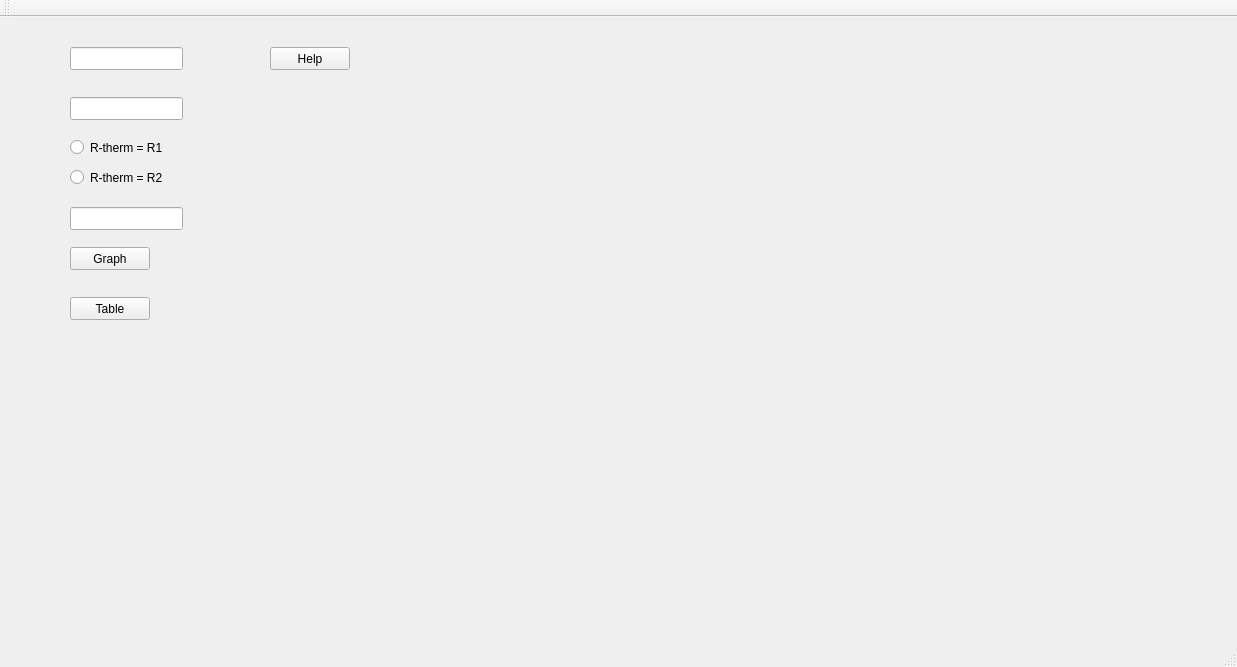
javimgit1224/254project, file mainwindow.ui: the form before one commit.
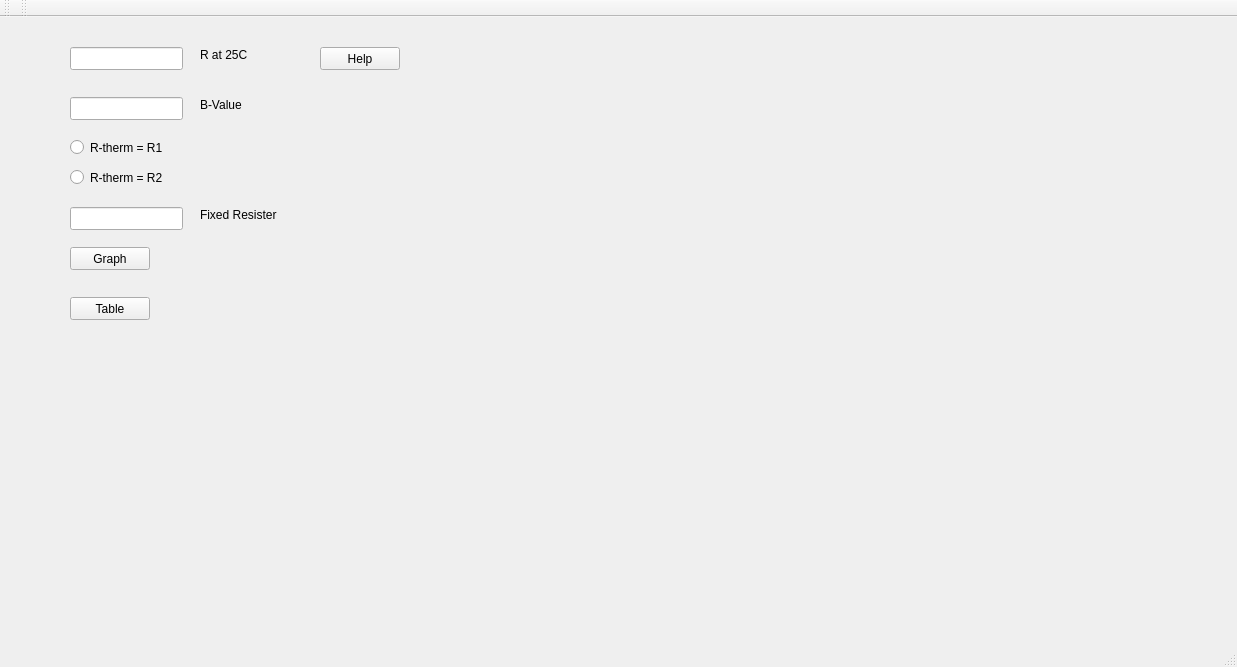
The form after the commit.

What changed in the file:
```diff
--- a/mainwindow.ui
+++ b/mainwindow.ui
@@ -99,7 +99,7 @@
    <widget class="QPushButton" name="pushButton_3">
     <property name="geometry">
      <rect>
-      <x>270</x>
+      <x>320</x>
       <y>30</y>
       <width>80</width>
       <height>23</height>
@@ -109,6 +109,58 @@
      <string>Help</string>
     </property>
    </widget>
+   <widget class="QLabel" name="label">
+    <property name="geometry">
+     <rect>
+      <x>200</x>
+      <y>30</y>
+      <width>59</width>
+      <height>15</height>
+     </rect>
+    </property>
+    <property name="text">
+     <string>R at 25C</string>
+    </property>
+   </widget>
+   <widget class="QLabel" name="label_2">
+    <property name="geometry">
+     <rect>
+      <x>200</x>
+      <y>80</y>
+      <width>59</width>
+      <height>15</height>
+     </rect>
+    </property>
+    <property name="text">
+     <string>B-Value</string>
+    </property>
+   </widget>
+   <widget class="QLabel" name="label_3">
+    <property name="geometry">
+     <rect>
+      <x>200</x>
+      <y>190</y>
+      <width>91</width>
+      <height>16</height>
+     </rect>
+    </property>
+    <property name="text">
+     <string>Fixed Resister</string>
+    </property>
+   </widget>
+   <widget class="QLabel" name="label_4">
+    <property name="geometry">
+     <rect>
+      <x>650</x>
+      <y>70</y>
+      <width>511</width>
+      <height>441</height>
+     </rect>
+    </property>
+    <property name="text">
+     <string/>
+    </property>
+   </widget>
   </widget>
   <widget class="QMenuBar" name="menuBar">
    <property name="geometry">
@@ -129,6 +181,17 @@
    </attribute>
   </widget>
   <widget class="QStatusBar" name="statusBar"/>
+  <widget class="QToolBar" name="toolBar">
+   <property name="windowTitle">
+    <string>toolBar</string>
+   </property>
+   <attribute name="toolBarArea">
+    <enum>TopToolBarArea</enum>
+   </attribute>
+   <attribute name="toolBarBreak">
+    <bool>false</bool>
+   </attribute>
+  </widget>
  </widget>
  <layoutdefault spacing="6" margin="11"/>
  <resources/>
```
